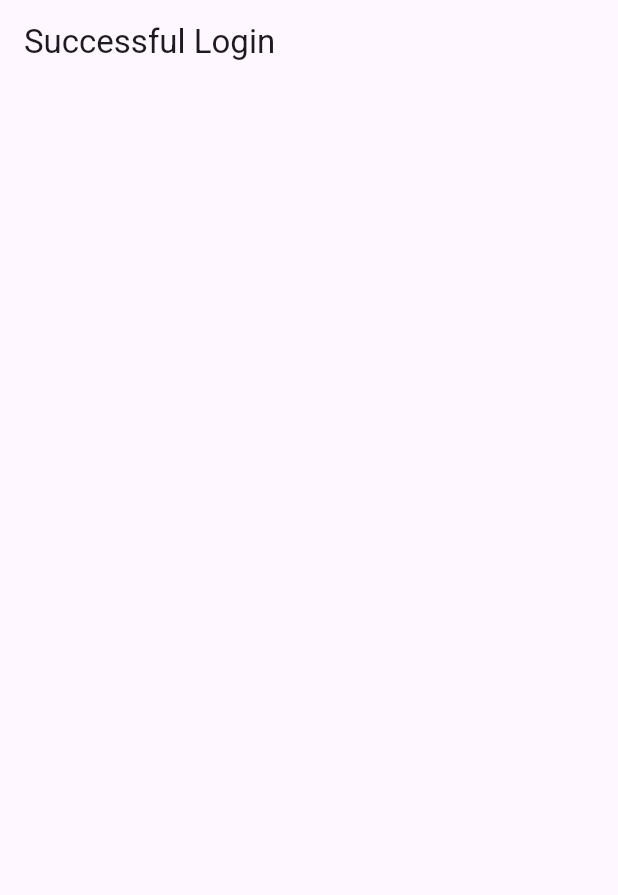
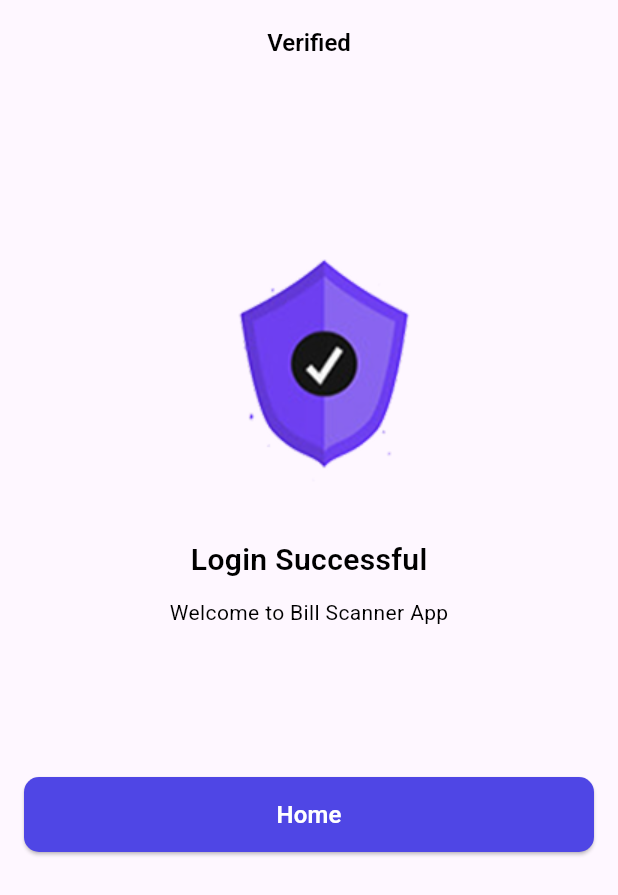
Before and after one commit to sadikshya0/restaurant_bill, a Flutter app: the OtpScreen screen opened directly, after a tap on "Verify & Login", on a phone screen of 412 x 824 dp. Shown: the top 895 px of the screen. Run offline on Flutter 3.47's test engine with Material 3 defaults, Android fonts, the phone set to English and light mode, and no system bars; our stand-ins replace flutter_svg, get, pinput.

Commit message:
successfullogin screen completed

```diff
--- a/lib/utils/custom_text_styles.dart
+++ b/lib/utils/custom_text_styles.dart
@@ -109,6 +109,24 @@ class CustomTextStyles {
     );
   }
 
+  static TextStyle f20W400({Color? color}) {
+    return TextStyle(
+      color: color,
+      fontFamily: "Roboto",
+      fontSize: 20,
+      fontWeight: FontWeight.w400,
+    );
+  }
+
+  static TextStyle f20W600({Color? color}) {
+    return TextStyle(
+      color: color,
+      fontFamily: "Roboto",
+      fontSize: 20,
+      fontWeight: FontWeight.w600,
+    );
+  }
+
   static TextStyle f24W600({Color? color}) {
     return TextStyle(
       color: color,
--- a/lib/views/auth/otp_screen.dart
+++ b/lib/views/auth/otp_screen.dart
@@ -24,8 +24,7 @@ class OtpScreen extends StatelessWidget {
           },
           child: Icon(Icons.arrow_back, color: AppColors.textColor, size: 25),
         ),
-        title: Padding(
-          padding: const EdgeInsets.only(left: 85),
+        title: Center(
           child: Text(
             "OTP",
             style: CustomTextStyles.f16W600(color: AppColors.textColor),
--- a/lib/views/auth/successful_login_screen.dart
+++ b/lib/views/auth/successful_login_screen.dart
@@ -1,10 +1,55 @@
 import 'package:flutter/material.dart';
+import 'package:get/get.dart';
+import 'package:restaurant_bill/utils/colors.dart';
+import 'package:restaurant_bill/utils/custom_text_styles.dart';
+import 'package:restaurant_bill/utils/image_path.dart';
+import 'package:restaurant_bill/views/dashboard/home_screen.dart';
+import 'package:restaurant_bill/widgets/custom/elevated_button.dart';
 
 class SuccessfulLoginScreen extends StatelessWidget {
-  const SuccessfulLoginScreen({super.key});
+  SuccessfulLoginScreen({super.key});
 
   @override
   Widget build(BuildContext context) {
-    return Scaffold(appBar: AppBar(title: Text("Successful Login")));
+    return Scaffold(
+      appBar: AppBar(
+        title: Center(
+          child: Text(
+            "Verified",
+            style: CustomTextStyles.f16W600(color: AppColors.textColor),
+          ),
+        ),
+      ),
+      body: SafeArea(
+        child: Padding(
+          padding: const EdgeInsets.only(left: 16, right: 16, top: 100),
+          child: Column(
+            children: [
+              Image.asset(ImagePath.security),
+              SizedBox(height: 20),
+
+              Text(
+                "Login Successful",
+                style: CustomTextStyles.f20W600(color: AppColors.textColor),
+              ),
+              SizedBox(height: 10),
+              Text(
+                "Welcome to Bill Scanner App",
+                style: CustomTextStyles.f14W400(color: AppColors.textColor),
+              ),
+
+              SizedBox(height: 100),
+
+              CustomElevatedButton(
+                title: "Home",
+                onTap: () {
+                  Get.offAll(() => HomeScreen());
+                },
+              ),
+            ],
+          ),
+        ),
+      ),
+    );
   }
 }
--- a/lib/views/dashboard/home_screen.dart
+++ b/lib/views/dashboard/home_screen.dart
@@ -0,0 +1,10 @@
+import 'package:flutter/material.dart';
+
+class HomeScreen extends StatelessWidget {
+  const HomeScreen({super.key});
+
+  @override
+  Widget build(BuildContext context) {
+    return const Scaffold(body: Center(child: Text("Home Screen")));
+  }
+}
```
